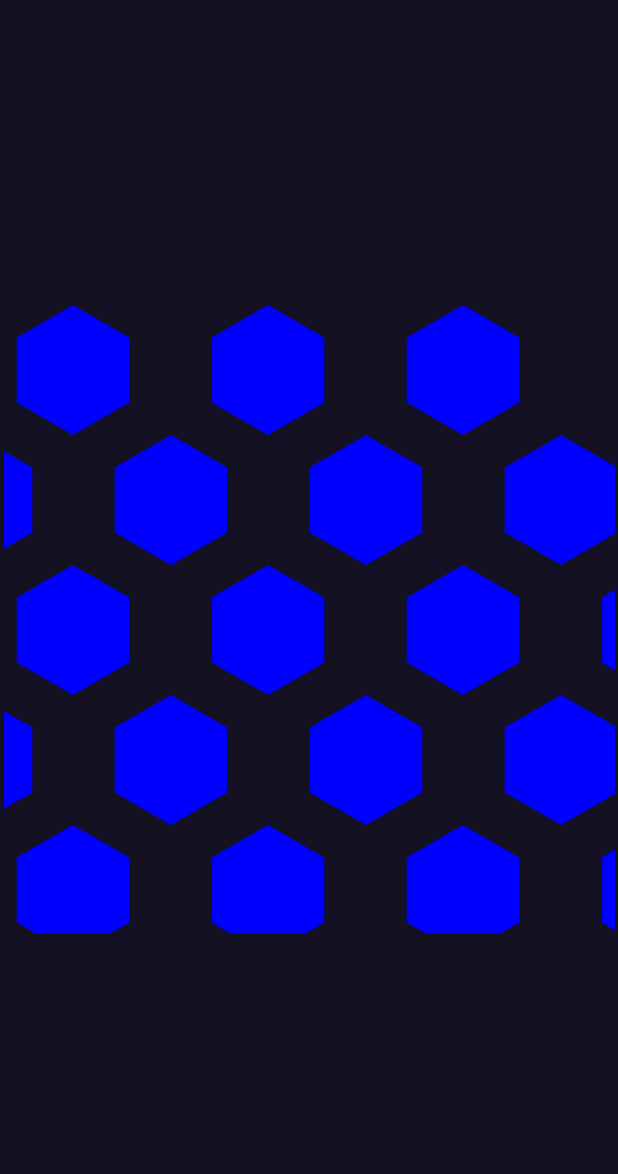
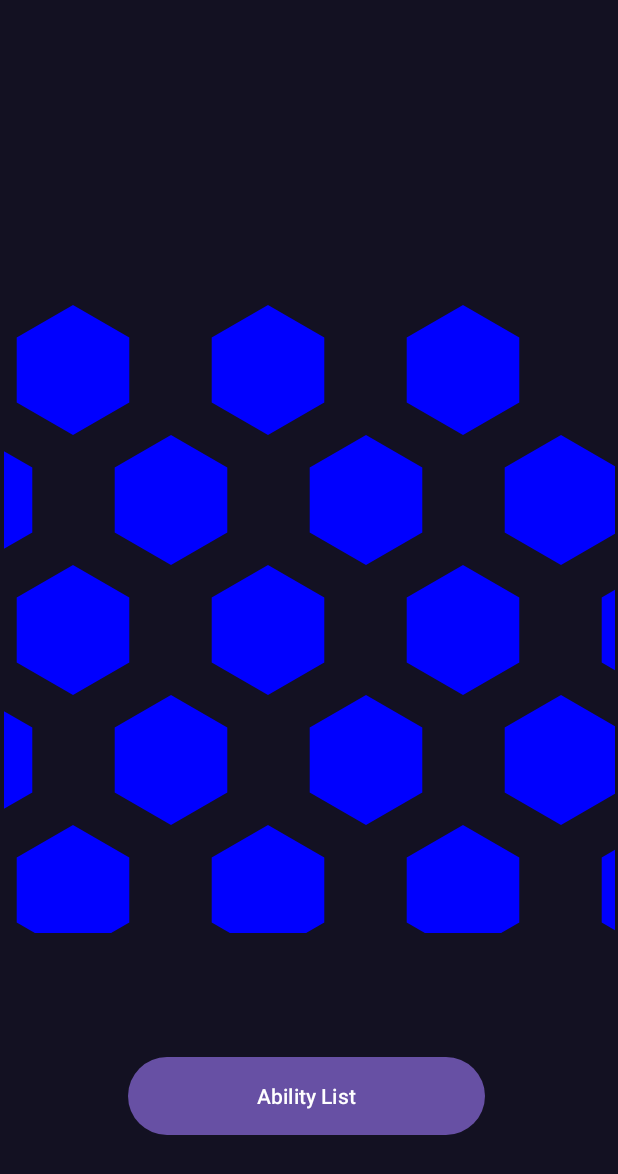
Before and after one commit to SolomonCas/Haxxor, an Android app: the screen it shows after launch (MainActivity), on a phone screen of 412 x 824 dp. Shown: the top 1174 px of the screen. Run offline under Robolectric (Android 15) with nearby library versions, the phone set to English and light mode, and no system bars.

Commit message:
Created SQLite for Abilities via importing CSV

```diff
--- /dev/null
+++ b/app/src/main/java/com/example/haxxor/DatabaseHelper.java
@@ -0,0 +1,116 @@
+package com.example.haxxor;
+
+import android.content.ContentValues;
+import android.content.Context;
+import android.content.res.AssetManager;
+import android.database.Cursor;
+import android.database.sqlite.SQLiteDatabase;
+import android.database.sqlite.SQLiteOpenHelper;
+import android.util.Log;
+
+import java.io.BufferedReader;
+import java.io.FileInputStream;
+import java.io.IOException;
+import java.io.InputStream;
+import java.io.InputStreamReader;
+import java.util.ArrayList;
+import java.util.Arrays;
+import java.util.List;
+
+public class DatabaseHelper extends SQLiteOpenHelper {
+
+
+    private static Context context;
+    private static final String DATABASE_NAME = "AbilitiesDB";
+    private static final int DATABASE_VERSION = 1;
+    private static final String TABLE_ABILITIES = "Abilities";
+    private static final String COLUMN_TYPE = "type";
+    private static final String COLUMN_NAME = "name";
+    private static final String COLUMN_EFFECT = "effect";
+    public DatabaseHelper(Context context) {
+        super(context, DATABASE_NAME, null, DATABASE_VERSION);
+        this.context = context;
+    }
+
+    @Override
+    public void onCreate(SQLiteDatabase db) {
+        onUpgrade(db, 0, DATABASE_VERSION);
+    }
+    @Override
+    public void onUpgrade(SQLiteDatabase db, int oldVersion, int newVersion) {
+
+        String CREATE_ABILITIES_TABLE = "CREATE TABLE " + TABLE_ABILITIES + "("
+                + COLUMN_TYPE + " TEXT,"
+                + COLUMN_NAME + " TEXT,"
+                + COLUMN_EFFECT + " TEXT" + ")";
+        db.execSQL(CREATE_ABILITIES_TABLE);
+    }
+
+    public List<List<String>> readCSV (Context context, String csvFilePath) throws IOException {
+        List<List<String>> data = new ArrayList<>();
+        BufferedReader reader = null;
+        AssetManager assetManager = context.getAssets();
+        try {
+            InputStream inputStream = assetManager.open(csvFilePath);
+            reader = new BufferedReader(new InputStreamReader(inputStream));
+
+            String line;
+            while ((line = reader.readLine()) != null) {
+                List<String> row = Arrays.asList(line.split(",")); // Split by comma (adjust delimiter if needed)
+                data.add(row);
+            }
+        }
+        catch (IOException e) {
+            e.printStackTrace();
+            // Handle file not found exception
+        }
+        return data;
+    }
+    public void importAbilities (List<List<String>> data){
+        SQLiteDatabase db = this.getWritableDatabase();
+        String count = "SELECT count(*) FROM " + TABLE_ABILITIES;
+        Cursor mcursor = db.rawQuery(count, null);
+        mcursor.moveToFirst();
+        int icount = mcursor.getInt(0);
+        if (icount == 0) {
+            ContentValues values = new ContentValues();
+            for (List<String> row : data) {
+                // Skip the header row if it exists
+                if (data.indexOf(row) == 0) {
+                    continue;
+                }
+
+                // Map CSV data to table columns (assuming same order)
+                values.put(COLUMN_TYPE, row.get(0));
+                values.put(COLUMN_NAME, row.get(1));
+                values.put(COLUMN_EFFECT, row.get(2));
+                // ... (add more mappings for other columns)
+
+                db.insert(TABLE_ABILITIES, null, values);
+                values.clear(); // Clear for the next row
+            }
+        }
+    }
+
+    public void setupTable(){
+        try {
+            importAbilities(readCSV(context, "Haxxor_Abilities.csv"));
+        } catch (IOException e) {
+            throw new RuntimeException(e);
+        }
+    }
+
+    public ArrayList<Ability> getAbilities (String type){
+        SQLiteDatabase db = this.getReadableDatabase();
+        ArrayList<Ability> list = new ArrayList<>();
+        String[] columns = new String[]{COLUMN_TYPE , COLUMN_NAME , COLUMN_EFFECT};
+        String selection = COLUMN_TYPE + " =?";
+        String[] selectionArgs = {type};
+        Cursor cursor = db.query(TABLE_ABILITIES, columns, selection, selectionArgs, null, null, null);
+        while (cursor.moveToNext()){
+            list.add(new Ability(cursor.getString(0), cursor.getString(1), cursor.getString(2) ));
+            Log.d("TAG", "Retrieved string: from Cursor " + cursor.getString(1));
+        }
+        return list;
+    }
+}
--- a/app/src/main/java/com/example/haxxor/MainActivity.java
+++ b/app/src/main/java/com/example/haxxor/MainActivity.java
@@ -1,6 +1,8 @@
 package com.example.haxxor;
 
 import android.os.Bundle;
+import android.view.View;
+import android.widget.Button;
 
 import androidx.activity.EdgeToEdge;
 import androidx.appcompat.app.AppCompatActivity;
@@ -10,7 +12,7 @@ import androidx.core.view.WindowInsetsCompat;
 
 public class MainActivity extends AppCompatActivity {
 
-
+    Button AbilityList_Button;
     @Override
     protected void onCreate(Bundle savedInstanceState) {
         super.onCreate(savedInstanceState);
@@ -21,5 +23,14 @@ public class MainActivity extends AppCompatActivity {
             v.setPadding(systemBars.left, systemBars.top, systemBars.right, systemBars.bottom);
             return insets;
         });
+        DatabaseHelper db = new DatabaseHelper(MainActivity.this);
+        db.setupTable();
+        AbilityList_Button = (Button) findViewById(R.id.ability_list_button);
+        AbilityList_Button.setOnClickListener(new View.OnClickListener() {
+            @Override
+            public void onClick(View v) {
+                db.getAbilities("Sentinel");
+            }
+        });
     }
 }
--- a/app/src/main/res/layout/activity_main.xml
+++ b/app/src/main/res/layout/activity_main.xml
@@ -18,5 +18,17 @@
         app:layout_constraintStart_toStartOf="parent"
         app:layout_constraintTop_toTopOf="parent" />
 
+    <Button
+        android:id="@+id/ability_list_button"
+        android:layout_width="238dp"
+        android:layout_height="60dp"
+        android:layout_marginStart="76dp"
+        android:layout_marginEnd="79dp"
+        android:layout_marginBottom="63dp"
+        android:text="Ability List"
+        app:layout_constraintBottom_toBottomOf="parent"
+        app:layout_constraintEnd_toEndOf="parent"
+        app:layout_constraintStart_toStartOf="parent" />
+
 
 </androidx.constraintlayout.widget.ConstraintLayout>
```
Also changed, not shown: app/src/main/assets/Haxxor_Abilities.csv (added, +63 -0 lines), app/src/main/java/com/example/haxxor/Ability.java (added, +25 -0 lines).
